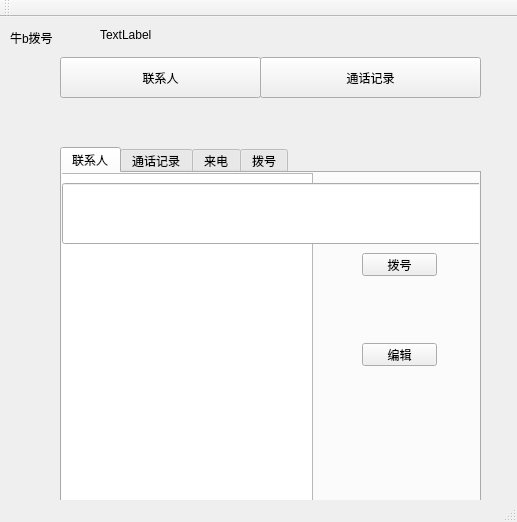
Qt form mainwindow.ui (yt2014/dail) before a commit.
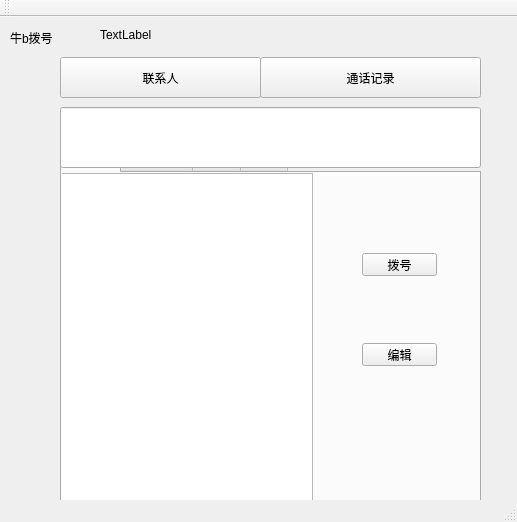
The same form after that commit.

```diff
--- a/mainwindow.ui
+++ b/mainwindow.ui
@@ -111,16 +111,6 @@
        <string>编辑</string>
       </property>
      </widget>
-     <widget class="QLineEdit" name="lineEdit">
-      <property name="geometry">
-       <rect>
-        <x>0</x>
-        <y>10</y>
-        <width>421</width>
-        <height>61</height>
-       </rect>
-      </property>
-     </widget>
     </widget>
     <widget class="QWidget" name="tabRecord">
      <attribute name="title">
@@ -151,6 +141,16 @@
      <string>TextLabel</string>
     </property>
    </widget>
+   <widget class="QLineEdit" name="lineEdit">
+    <property name="geometry">
+     <rect>
+      <x>60</x>
+      <y>90</y>
+      <width>421</width>
+      <height>61</height>
+     </rect>
+    </property>
+   </widget>
   </widget>
   <widget class="QMenuBar" name="menuBar">
    <property name="geometry">
```
